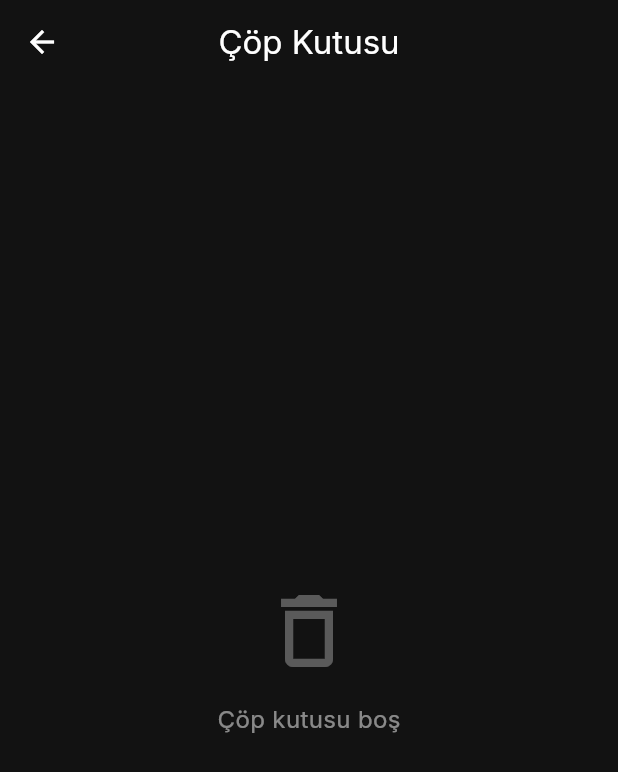
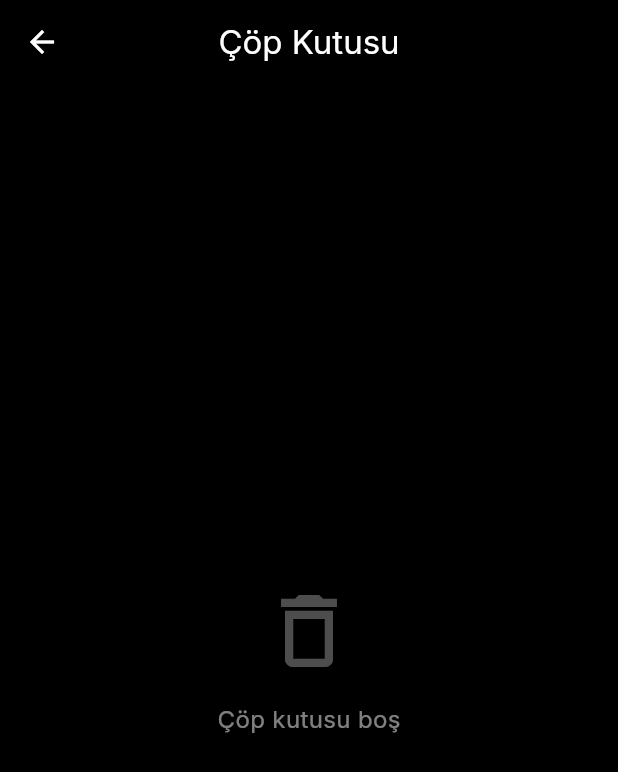
Before and after one commit to SeyitAltintas/Cashly, a Flutter app: the PaymentMethodRecycleBinPage screen opened directly with empty values, on a phone screen of 412 x 824 dp. Shown: the top 772 px of the screen. Run offline on Flutter 3.47's test engine with Material 3 defaults, Android fonts, the light colour scheme and no system bars; our stand-ins replace file_picker, fl_chart, flutter_tts, get_it, hive_flutter, image_picker and 6 more; accounts and stored records are empty.

Commit message:
Ödeme yöntemleri sayfası üst container'ı artık daha koyu siyahımsı bir gradient kullanıyor:
Colors.black (80% opaklık)
Color(0xFF1a1a2e) (60% opaklık - koyu mavi-siyah)

```diff
--- a/lib/features/payment_methods/presentation/pages/payment_method_recycle_bin_page.dart
+++ b/lib/features/payment_methods/presentation/pages/payment_method_recycle_bin_page.dart
@@ -91,7 +91,7 @@ class _PaymentMethodRecycleBinPageState
   @override
   Widget build(BuildContext context) {
     return Scaffold(
-      backgroundColor: Theme.of(context).colorScheme.surface,
+      backgroundColor: Colors.black,
       appBar: AppBar(
         title: const Text('Çöp Kutusu'),
         backgroundColor: Colors.transparent,
--- a/lib/features/payment_methods/presentation/pages/payment_methods_page.dart
+++ b/lib/features/payment_methods/presentation/pages/payment_methods_page.dart
@@ -267,8 +267,8 @@ class _PaymentMethodsPageState extends State<PaymentMethodsPage> {
       decoration: BoxDecoration(
         gradient: LinearGradient(
           colors: [
-            Theme.of(context).colorScheme.primary.withValues(alpha: 0.2),
-            Theme.of(context).colorScheme.secondary.withValues(alpha: 0.1),
+            Colors.black.withValues(alpha: 0.8),
+            const Color(0xFF1a1a2e).withValues(alpha: 0.6),
           ],
           begin: Alignment.topLeft,
           end: Alignment.bottomRight,
```
